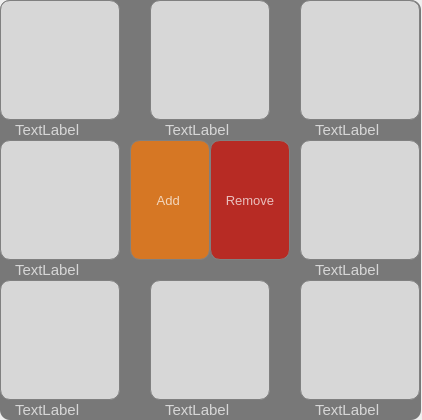
Before: the Qt Designer form Vass_2/icon_panel.ui in fobannit-studio/Vass-2, drawn with Qt 5.
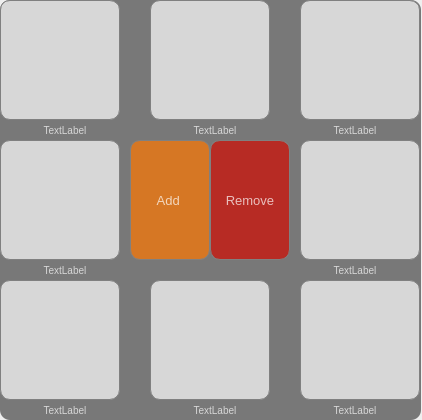
After: the same form once the commit is applied.

Commit message: Adding and removing icons in config , changing icon mode

What changed in the file:
```diff
--- a/Vass_2/icon_panel.ui
+++ b/Vass_2/icon_panel.ui
@@ -61,9 +61,9 @@
   <widget class="QLabel" name="label_1">
    <property name="geometry">
     <rect>
-     <x>15</x>
+     <x>0</x>
      <y>120</y>
-     <width>90</width>
+     <width>130</width>
      <height>20</height>
     </rect>
    </property>
@@ -71,7 +71,7 @@
     <cursorShape>ArrowCursor</cursorShape>
    </property>
    <property name="styleSheet">
-    <string notr="true">QLabel{color:rgba(255,255,255,0.7);font-size:15px}</string>
+    <string notr="true">QLabel{color:rgba(255,255,255,0.7);font-size:10px}</string>
    </property>
    <property name="frameShadow">
     <enum>QFrame::Raised</enum>
@@ -79,6 +79,9 @@
    <property name="text">
     <string>TextLabel</string>
    </property>
+   <property name="alignment">
+    <set>Qt::AlignCenter</set>
+   </property>
   </widget>
   <widget class="QPushButton" name="removeShortCut">
    <property name="geometry">
@@ -122,9 +125,9 @@
   <widget class="QLabel" name="label_2">
    <property name="geometry">
     <rect>
-     <x>165</x>
+     <x>150</x>
      <y>120</y>
-     <width>90</width>
+     <width>130</width>
      <height>20</height>
     </rect>
    </property>
@@ -132,7 +135,7 @@
     <cursorShape>ArrowCursor</cursorShape>
    </property>
    <property name="styleSheet">
-    <string notr="true">QLabel{color:rgba(255,255,255,0.7);font-size:15px}</string>
+    <string notr="true">QLabel{color:rgba(255,255,255,0.7);font-size:10px}</string>
    </property>
    <property name="frameShadow">
     <enum>QFrame::Raised</enum>
@@ -140,6 +143,9 @@
    <property name="text">
     <string>TextLabel</string>
    </property>
+   <property name="alignment">
+    <set>Qt::AlignCenter</set>
+   </property>
   </widget>
   <widget class="QPushButton" name="app_3">
    <property name="geometry">
@@ -166,9 +172,9 @@
   <widget class="QLabel" name="label_3">
    <property name="geometry">
     <rect>
-     <x>315</x>
+     <x>290</x>
      <y>120</y>
-     <width>90</width>
+     <width>130</width>
      <height>20</height>
     </rect>
    </property>
@@ -176,7 +182,7 @@
     <cursorShape>ArrowCursor</cursorShape>
    </property>
    <property name="styleSheet">
-    <string notr="true">QLabel{color:rgba(255,255,255,0.7);font-size:15px}</string>
+    <string notr="true">QLabel{color:rgba(255,255,255,0.7);font-size:10px}</string>
    </property>
    <property name="frameShadow">
     <enum>QFrame::Raised</enum>
@@ -184,6 +190,9 @@
    <property name="text">
     <string>TextLabel</string>
    </property>
+   <property name="alignment">
+    <set>Qt::AlignCenter</set>
+   </property>
   </widget>
   <widget class="QPushButton" name="app_4">
    <property name="geometry">
@@ -210,9 +219,9 @@
   <widget class="QLabel" name="label_4">
    <property name="geometry">
     <rect>
-     <x>15</x>
+     <x>0</x>
      <y>260</y>
-     <width>90</width>
+     <width>130</width>
      <height>20</height>
     </rect>
    </property>
@@ -220,7 +229,7 @@
     <cursorShape>ArrowCursor</cursorShape>
    </property>
    <property name="styleSheet">
-    <string notr="true">QLabel{color:rgba(255,255,255,0.7);font-size:15px}</string>
+    <string notr="true">QLabel{color:rgba(255,255,255,0.7);font-size:10px}</string>
    </property>
    <property name="frameShadow">
     <enum>QFrame::Raised</enum>
@@ -228,6 +237,9 @@
    <property name="text">
     <string>TextLabel</string>
    </property>
+   <property name="alignment">
+    <set>Qt::AlignCenter</set>
+   </property>
   </widget>
   <widget class="QPushButton" name="app_5">
    <property name="geometry">
@@ -254,9 +266,9 @@
   <widget class="QLabel" name="label_5">
    <property name="geometry">
     <rect>
-     <x>315</x>
+     <x>290</x>
      <y>260</y>
-     <width>90</width>
+     <width>130</width>
      <height>20</height>
     </rect>
    </property>
@@ -264,7 +276,7 @@
     <cursorShape>ArrowCursor</cursorShape>
    </property>
    <property name="styleSheet">
-    <string notr="true">QLabel{color:rgba(255,255,255,0.7);font-size:15px}</string>
+    <string notr="true">QLabel{color:rgba(255,255,255,0.7);font-size:10px}</string>
    </property>
    <property name="frameShadow">
     <enum>QFrame::Raised</enum>
@@ -272,13 +284,16 @@
    <property name="text">
     <string>TextLabel</string>
    </property>
+   <property name="alignment">
+    <set>Qt::AlignCenter</set>
+   </property>
   </widget>
   <widget class="QLabel" name="label_6">
    <property name="geometry">
     <rect>
-     <x>15</x>
+     <x>0</x>
      <y>400</y>
-     <width>90</width>
+     <width>130</width>
      <height>20</height>
     </rect>
    </property>
@@ -286,7 +301,7 @@
     <cursorShape>ArrowCursor</cursorShape>
    </property>
    <property name="styleSheet">
-    <string notr="true">QLabel{color:rgba(255,255,255,0.7);font-size:15px}</string>
+    <string notr="true">QLabel{color:rgba(255,255,255,0.7);font-size:10px}</string>
    </property>
    <property name="frameShadow">
     <enum>QFrame::Raised</enum>
@@ -294,13 +309,16 @@
    <property name="text">
     <string>TextLabel</string>
    </property>
+   <property name="alignment">
+    <set>Qt::AlignCenter</set>
+   </property>
   </widget>
   <widget class="QLabel" name="label_7">
    <property name="geometry">
     <rect>
-     <x>165</x>
+     <x>150</x>
      <y>400</y>
-     <width>90</width>
+     <width>130</width>
      <height>20</height>
     </rect>
    </property>
@@ -308,7 +326,7 @@
     <cursorShape>ArrowCursor</cursorShape>
    </property>
    <property name="styleSheet">
-    <string notr="true">QLabel{color:rgba(255,255,255,0.7);font-size:15px}</string>
+    <string notr="true">QLabel{color:rgba(255,255,255,0.7);font-size:10px}</string>
    </property>
    <property name="frameShadow">
     <enum>QFrame::Raised</enum>
@@ -316,6 +334,9 @@
    <property name="text">
     <string>TextLabel</string>
    </property>
+   <property name="alignment">
+    <set>Qt::AlignCenter</set>
+   </property>
   </widget>
   <widget class="QPushButton" name="app_8">
    <property name="geometry">
@@ -342,9 +363,9 @@
   <widget class="QLabel" name="label_8">
    <property name="geometry">
     <rect>
-     <x>315</x>
+     <x>290</x>
      <y>400</y>
-     <width>90</width>
+     <width>130</width>
      <height>20</height>
     </rect>
    </property>
@@ -352,7 +373,7 @@
     <cursorShape>ArrowCursor</cursorShape>
    </property>
    <property name="styleSheet">
-    <string notr="true">QLabel{color:rgba(255,255,255,0.7);font-size:15px}</string>
+    <string notr="true">QLabel{color:rgba(255,255,255,0.7);font-size:10px}</string>
    </property>
    <property name="frameShadow">
     <enum>QFrame::Raised</enum>
@@ -360,6 +381,9 @@
    <property name="text">
     <string>TextLabel</string>
    </property>
+   <property name="alignment">
+    <set>Qt::AlignCenter</set>
+   </property>
   </widget>
   <widget class="QLabel" name="backgroud">
    <property name="geometry">
```
Left out of the diff: 16 changed lines with no effect on the pictures. The commit also changes 21 other files.
